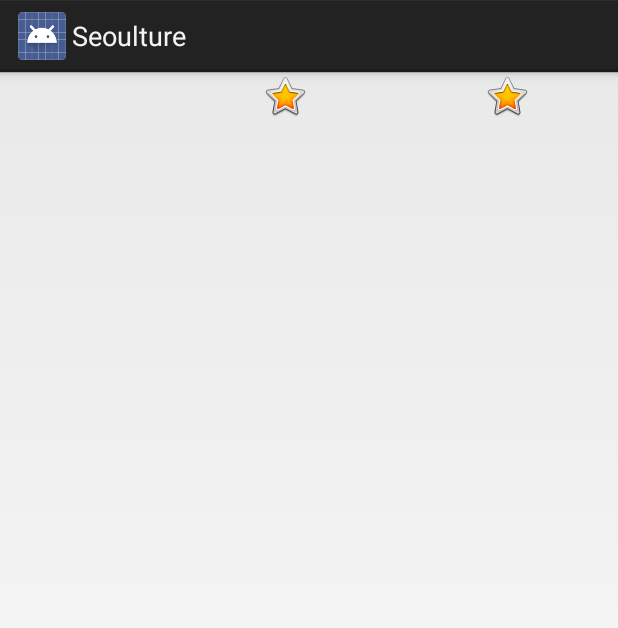
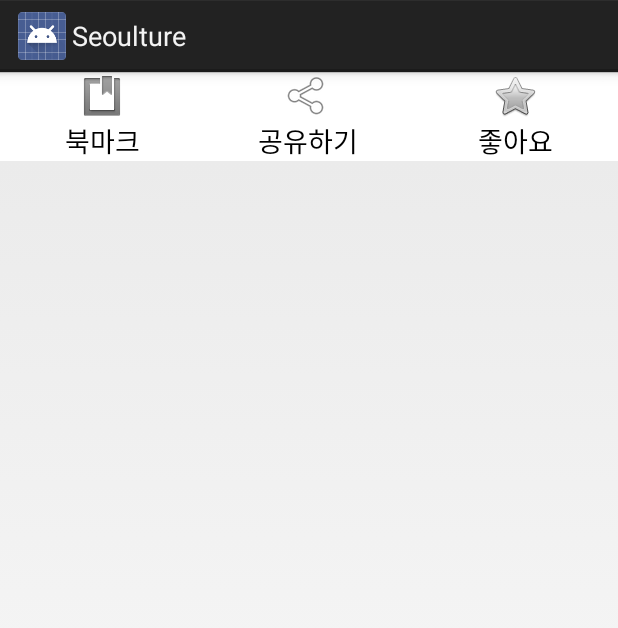
Before and after one commit to vincenthanna/Seoulture_client_android, an Android app: the layout detail_social_layout.xml on its own in the app's theme, with its tools: preview values and no code run, on a phone screen of 412 x 824 dp. Shown: the top 628 px of the screen. Run offline under Robolectric (Android 15) with nearby library versions, the phone set to English and light mode, and no system bars.

Commit message:
- detail activity 추가    계속 작업중

```diff
--- a/app/src/main/res/layout/detail_social_layout.xml
+++ b/app/src/main/res/layout/detail_social_layout.xml
@@ -6,29 +6,38 @@
 
 
 
-    <ImageView
+    <Button
+        android:id = "@+id/btn_bookmark"
         android:layout_width="wrap_content"
         android:layout_height="wrap_content"
-        android:src="@android:drawable/ic_menu_attachment"
+        android:drawableTop="@android:drawable/ic_input_get"
         android:layout_weight="1"
-        />
-
-    <ImageView
-        android:layout_width="wrap_content"
-        android:layout_height="wrap_content"
-        android:src="@android:drawable/btn_star_big_on"
-        android:layout_weight="1"
-        />
-
-
-    <ImageView
-        android:layout_width="wrap_content"
-        android:layout_height="wrap_content"
-        android:src="@android:drawable/btn_star_big_on"
-        android:layout_weight="1"
+        android:background="@android:color/background_light"
+        android:text="북마크"
         />
 
 
 
+    <Button
+        android:id = "@+id/btn_share"
+        android:layout_width="wrap_content"
+        android:layout_height="wrap_content"
+        android:drawableTop="@android:drawable/ic_menu_share"
+        android:layout_weight="1"
+        android:background="@android:color/background_light"
+        android:text="공유하기"
+        />
+
+
+    <Button
+        android:id = "@+id/btn_like"
+        android:layout_width="wrap_content"
+        android:layout_height="wrap_content"
+        android:drawableTop="@android:drawable/btn_star_big_off"
+        android:layout_weight="1"
+        android:background="@android:color/background_light"
+        android:text="좋아요"
+        />
+
 
 </LinearLayout>
```
Also changed, not shown: app/src/main/res/layout/activity_detail.xml (+9 -7 lines), 1 other file.
